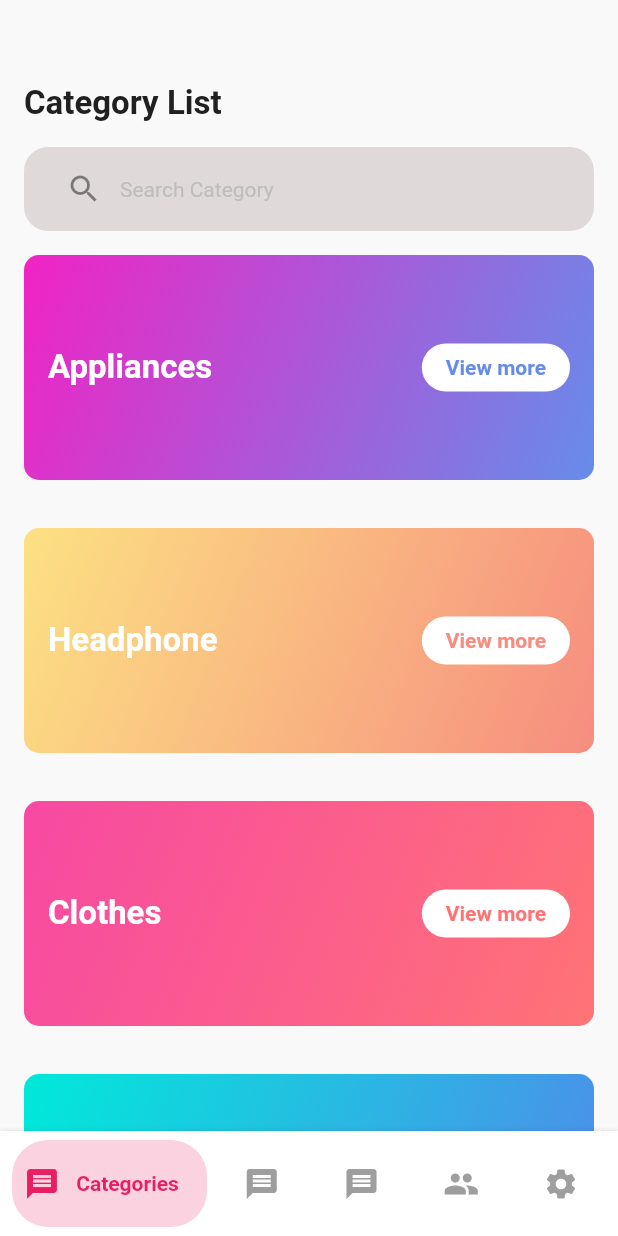
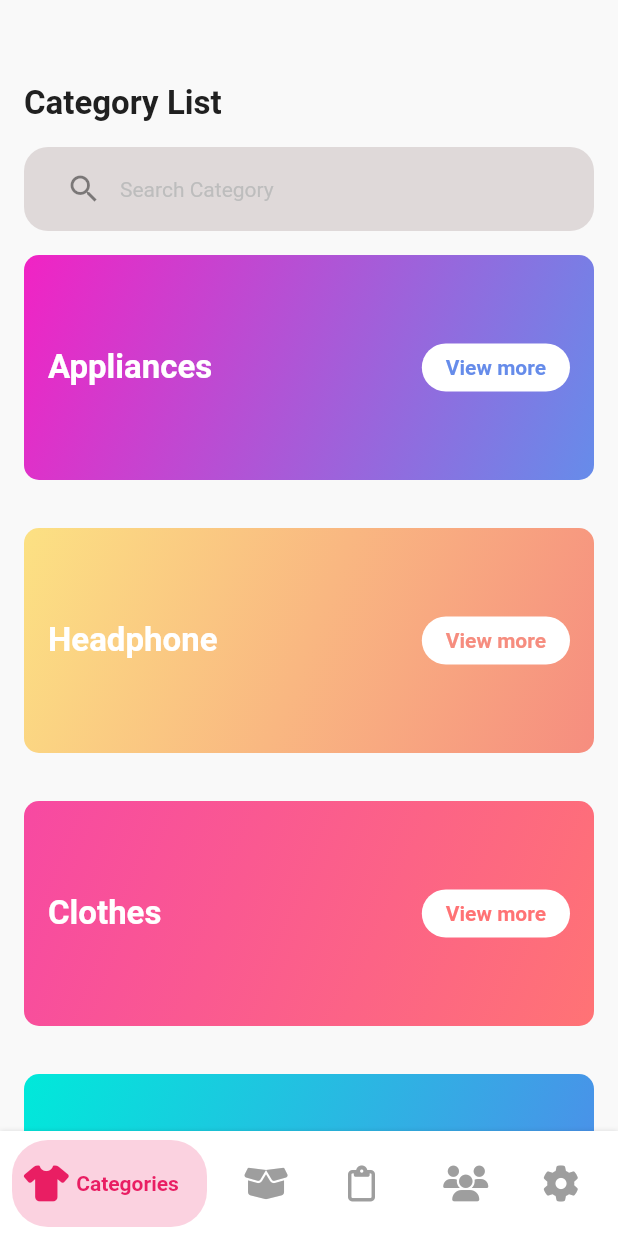
Before and after one commit to TranVDuy/flutter_manager_app, a Flutter app: the Dashboard screen opened directly, on a phone screen of 412 x 824 dp. Run offline on Flutter 3.47's test engine with Material 2 defaults, Android fonts, the phone set to English and light mode, and no system bars; our stand-ins replace appinio_swiper, device_preview, flutter_rating_bar, flutter_slidable, flutter_svg, font_awesome_flutter and 2 more; missing offline and left inert: dart:html, rubber; network calls fail.

Commit message:
Fix Icons

```diff
--- a/lib/app_properties.dart
+++ b/lib/app_properties.dart
@@ -116,7 +116,7 @@ screenAwareSize(int size, BuildContext context) {
   return size * MediaQuery.of(context).size.height / baseHeight;
 }
 
-const localhost = "2b0d-2001-ee0-4c13-23c0-a452-b2d6-d328-ff45.ap.ngrok.io";
+const localhost = "f904-2001-ee0-4c0d-7040-e989-40c8-6f90-d20a.ap.ngrok.io";
 
 const BASE_API = 'https://${localhost}/api/';
 const BASE_IMG = 'https://${localhost}';
--- a/lib/pages/categories/categories_controller.dart
+++ b/lib/pages/categories/categories_controller.dart
@@ -26,7 +26,7 @@ class CategoriesController extends GetxController {
       const Color(0xffFF7375),
       3,
       'Clothes',
-      'assets/jeans.png',
+      'assets/jeans_3.png',
     ),
     Category(
       const Color(0xff00E9DA),
--- a/lib/pages/dashboard/dashboard.dart
+++ b/lib/pages/dashboard/dashboard.dart
@@ -1,4 +1,5 @@
 import 'package:flutter/material.dart';
+import 'package:font_awesome_flutter/font_awesome_flutter.dart';
 import 'package:get/get.dart';
 import 'package:product_manager/pages/categories/categories.dart';
 import 'package:product_manager/pages/dashboard/dashboard_controller.dart';
@@ -49,7 +50,7 @@ class _DashboardState extends State<Dashboard> {
         //   textAlign: TextAlign.center,
         // ),
         BottomNavyBarItem(
-          icon: const Icon(Icons.message),
+          icon: const Icon(FontAwesomeIcons.shirt),
           title: const Text(
             'Categories ',
           ),
@@ -58,32 +59,32 @@ class _DashboardState extends State<Dashboard> {
           textAlign: TextAlign.center,
         ),
         BottomNavyBarItem(
-          icon: const Icon(Icons.message),
+          icon: const Icon(FontAwesomeIcons.boxOpen),
           title: const Text(
             'Products ',
           ),
-          activeColor: Colors.pink,
+          activeColor: Colors.blueAccent,
           inactiveColor: _inactiveColor,
           textAlign: TextAlign.center,
         ),
         BottomNavyBarItem(
-          icon: const Icon(Icons.message),
+          icon: const Icon(FontAwesomeIcons.clipboard),
           title: const Text(
             'Orders ',
           ),
-          activeColor: Colors.pink,
+          activeColor: Colors.green,
           inactiveColor: _inactiveColor,
           textAlign: TextAlign.center,
         ),
         BottomNavyBarItem(
-          icon: const Icon(Icons.people),
+          icon: const Icon(FontAwesomeIcons.users),
           title: const Text('Users'),
           activeColor: Colors.purpleAccent,
           inactiveColor: _inactiveColor,
           textAlign: TextAlign.center,
         ),
         BottomNavyBarItem(
-          icon: const Icon(Icons.settings),
+          icon: const Icon(FontAwesomeIcons.gear),
           title: const Text('Roles'),
           activeColor: Colors.blue,
           inactiveColor: _inactiveColor,
```
Also changed, not shown: pubspec.lock.
